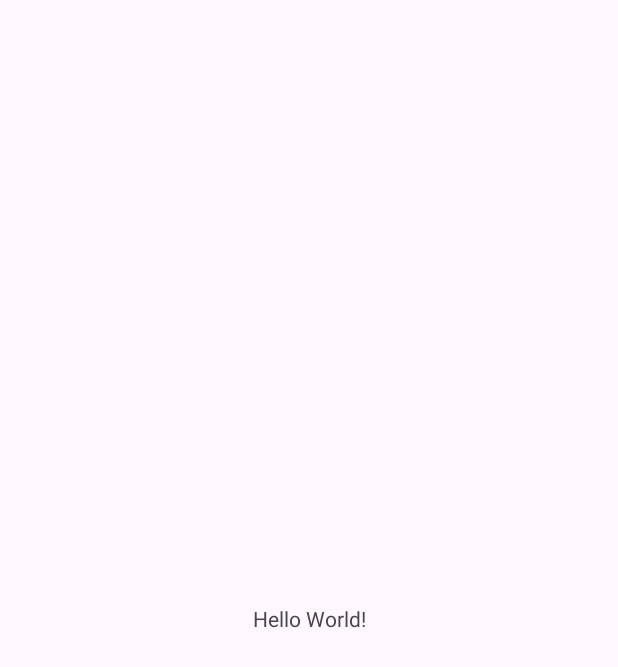
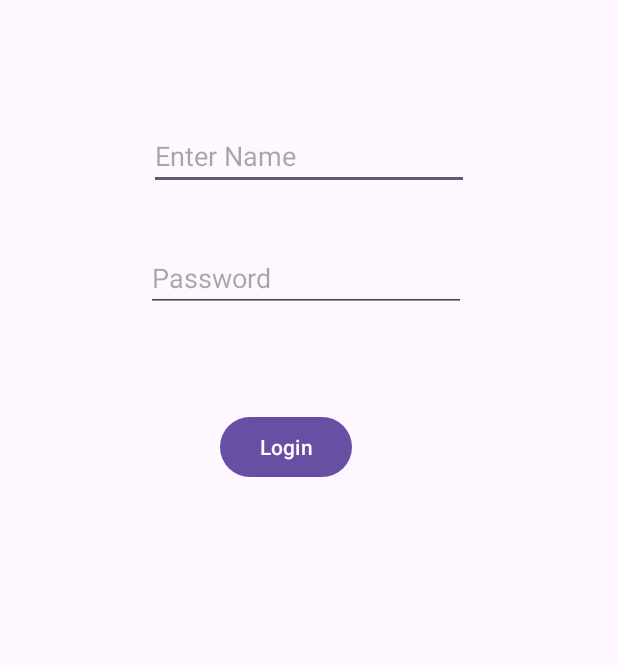
Before and after one commit to Garvit-Ag/FirstApp, an Android app: the screen it shows after launch (MainActivity), on a phone screen of 412 x 824 dp. Before the commit the part shown is almost empty. Shown: the top 667 px of the screen. Run offline under Robolectric (Android 15) with nearby library versions, the phone set to English and light mode, and no system bars.

Commit message:
Login Page

```diff
--- a/app/src/main/res/layout/activity_main.xml
+++ b/app/src/main/res/layout/activity_main.xml
@@ -7,13 +7,37 @@
     android:layout_height="match_parent"
     tools:context=".MainActivity">
 
-    <TextView
+    <EditText
+        android:id="@+id/editTextText"
         android:layout_width="wrap_content"
         android:layout_height="wrap_content"
-        android:text="Hello World!"
-        app:layout_constraintBottom_toBottomOf="parent"
+        android:layout_marginTop="81dp"
+        android:ems="10"
+        android:inputType="text"
+        android:hint="Enter Name"
         app:layout_constraintEnd_toEndOf="parent"
         app:layout_constraintStart_toStartOf="parent"
         app:layout_constraintTop_toTopOf="parent" />
 
+    <EditText
+        android:id="@+id/editTextTextPassword"
+        android:layout_width="wrap_content"
+        android:layout_height="wrap_content"
+        android:layout_marginTop="36dp"
+        android:layout_marginEnd="2dp"
+        android:ems="10"
+        android:inputType="textPassword"
+        android:hint="Password"
+        app:layout_constraintEnd_toEndOf="@+id/editTextText"
+        app:layout_constraintTop_toBottomOf="@+id/editTextText" />
+
+    <Button
+        android:id="@+id/button"
+        android:layout_width="wrap_content"
+        android:layout_height="wrap_content"
+        android:layout_marginStart="49dp"
+        android:layout_marginTop="66dp"
+        android:text="Login"
+        app:layout_constraintStart_toStartOf="@+id/editTextTextPassword"
+        app:layout_constraintTop_toBottomOf="@+id/editTextTextPassword" />
 </androidx.constraintlayout.widget.ConstraintLayout>
```
